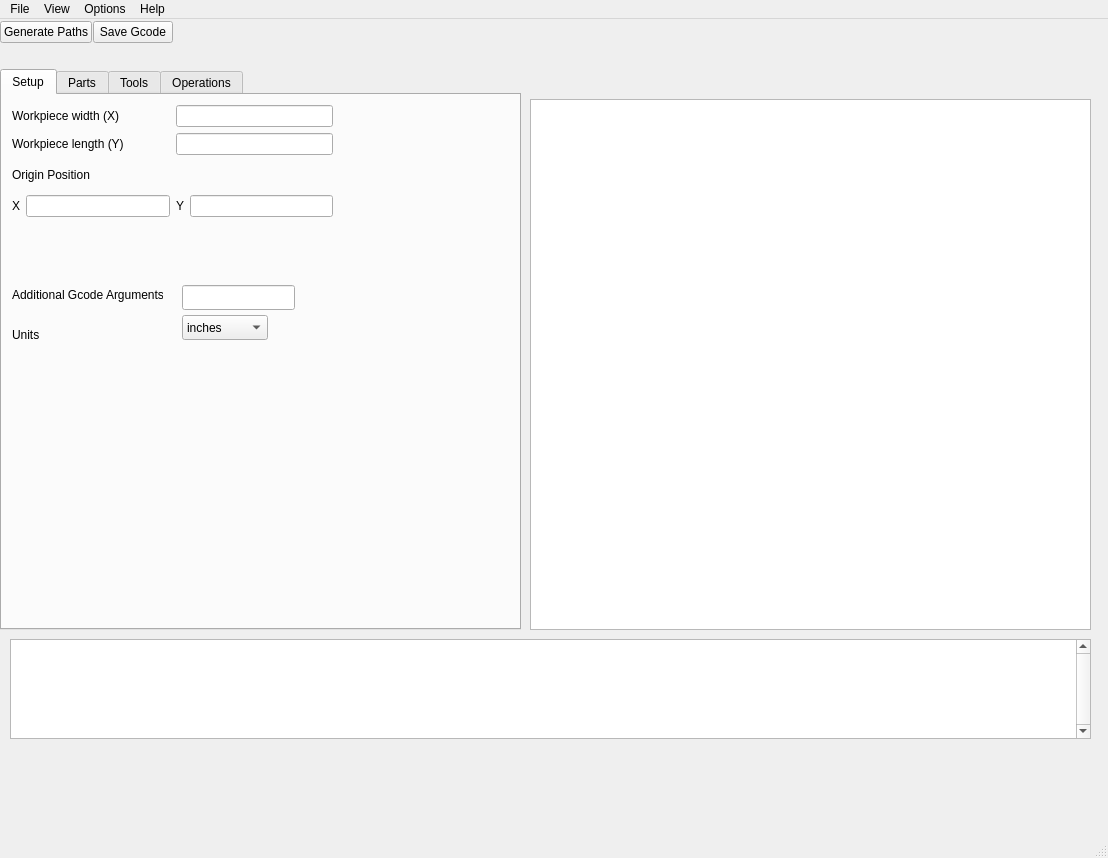
Qt form src/gui/vsplasma.ui (VectorSpaceHQ/VSPlasma) before a commit.
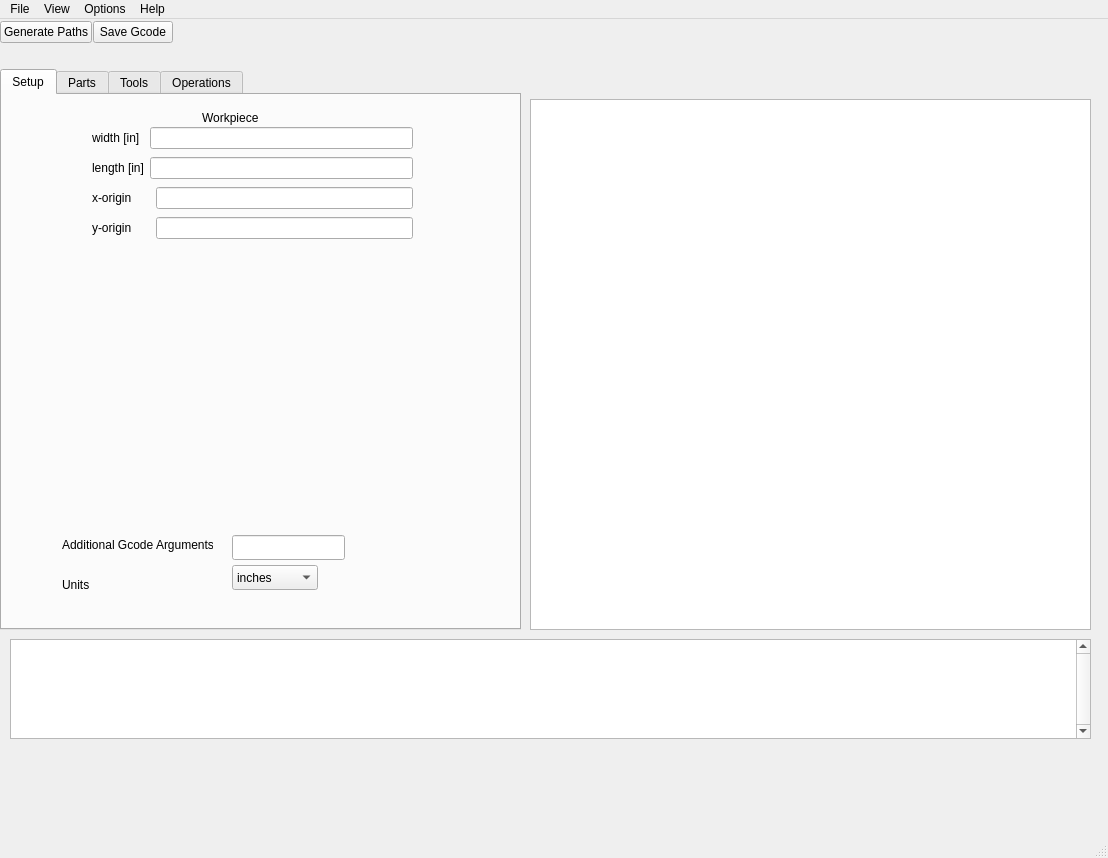
The same form after that commit. Icons and pictures are not drawn. Custom widgets are drawn as their Qt base class.

Commit message: added basic machine class with bounds checking on material

What changed in the file:
```diff
--- a/src/gui/vsplasma.ui
+++ b/src/gui/vsplasma.ui
@@ -54,8 +54,8 @@
      <widget class="QLineEdit" name="lineEdit_14">
       <property name="geometry">
        <rect>
-        <x>180</x>
-        <y>190</y>
+        <x>230</x>
+        <y>440</y>
         <width>113</width>
         <height>25</height>
        </rect>
@@ -64,8 +64,8 @@
      <widget class="QLabel" name="label_34">
       <property name="geometry">
        <rect>
-        <x>10</x>
-        <y>190</y>
+        <x>60</x>
+        <y>440</y>
         <width>151</width>
         <height>20</height>
        </rect>
@@ -77,17 +77,17 @@
      <widget class="QWidget" name="layoutWidget">
       <property name="geometry">
        <rect>
-        <x>10</x>
-        <y>10</y>
+        <x>90</x>
+        <y>30</y>
         <width>321</width>
-        <height>112</height>
+        <height>120</height>
        </rect>
       </property>
       <layout class="QGridLayout" name="gridLayout_4">
        <item row="0" column="0" colspan="2">
         <widget class="QLabel" name="startAtXLabel_3">
          <property name="text">
-          <string>Workpiece width (X)</string>
+          <string>width [in]</string>
          </property>
         </widget>
        </item>
@@ -97,7 +97,7 @@
        <item row="1" column="0" colspan="2">
         <widget class="QLabel" name="startAtXLabel_7">
          <property name="text">
-          <string>Workpiece length (Y)</string>
+          <string>length [in]</string>
          </property>
         </widget>
        </item>
@@ -107,37 +107,30 @@
        <item row="2" column="0" colspan="2">
         <widget class="QLabel" name="startAtXLabel_4">
          <property name="text">
-          <string>Origin Position</string>
-         </property>
-        </widget>
-       </item>
-       <item row="3" column="0">
-        <widget class="QLabel" name="startAtXLabel_5">
-         <property name="text">
-          <string>X</string>
-         </property>
-        </widget>
-       </item>
-       <item row="3" column="1">
-        <widget class="QLineEdit" name="x_origin_lineEdit"/>
-       </item>
-       <item row="3" column="2">
-        <widget class="QLabel" name="startAtXLabel_6">
-         <property name="text">
-          <string>Y</string>
+          <string>x-origin</string>
          </property>
         </widget>
        </item>
        <item row="3" column="3">
         <widget class="QLineEdit" name="y_origin_lineEdit"/>
        </item>
+       <item row="2" column="3">
+        <widget class="QLineEdit" name="x_origin_lineEdit"/>
+       </item>
+       <item row="3" column="0">
+        <widget class="QLabel" name="startAtXLabel_8">
+         <property name="text">
+          <string>y-origin</string>
+         </property>
+        </widget>
+       </item>
       </layout>
      </widget>
      <widget class="QComboBox" name="unit_comboBox">
       <property name="geometry">
        <rect>
-        <x>180</x>
-        <y>220</y>
+        <x>230</x>
+        <y>470</y>
         <width>86</width>
         <height>25</height>
        </rect>
@@ -156,8 +149,8 @@
      <widget class="QLabel" name="label_39">
       <property name="geometry">
        <rect>
-        <x>10</x>
-        <y>230</y>
+        <x>60</x>
+        <y>480</y>
         <width>151</width>
         <height>20</height>
        </rect>
@@ -166,6 +159,19 @@
        <string>Units</string>
       </property>
      </widget>
+     <widget class="QLabel" name="startAtXLabel_5">
+      <property name="geometry">
+       <rect>
+        <x>200</x>
+        <y>10</y>
+        <width>137</width>
+        <height>25</height>
+       </rect>
+      </property>
+      <property name="text">
+       <string>Workpiece</string>
+      </property>
+     </widget>
     </widget>
     <widget class="QWidget" name="entities_tab">
      <property name="toolTip">
```
Left out of the diff: 2 changed lines with no effect on the pictures. The commit also changes 9 other files.
